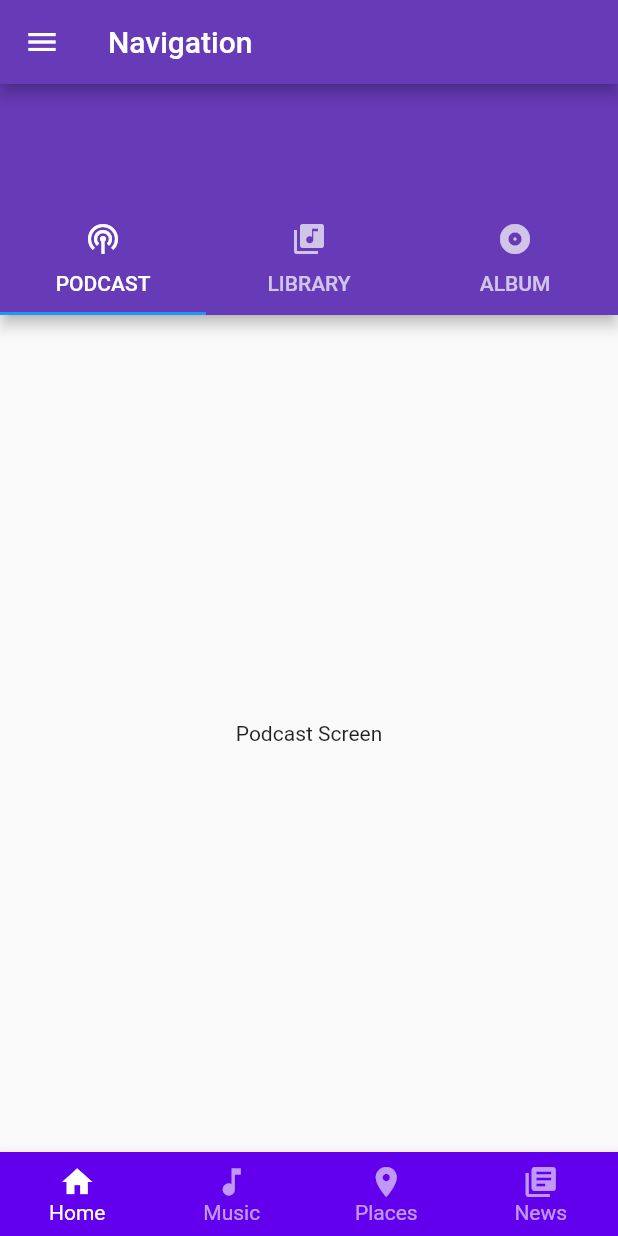
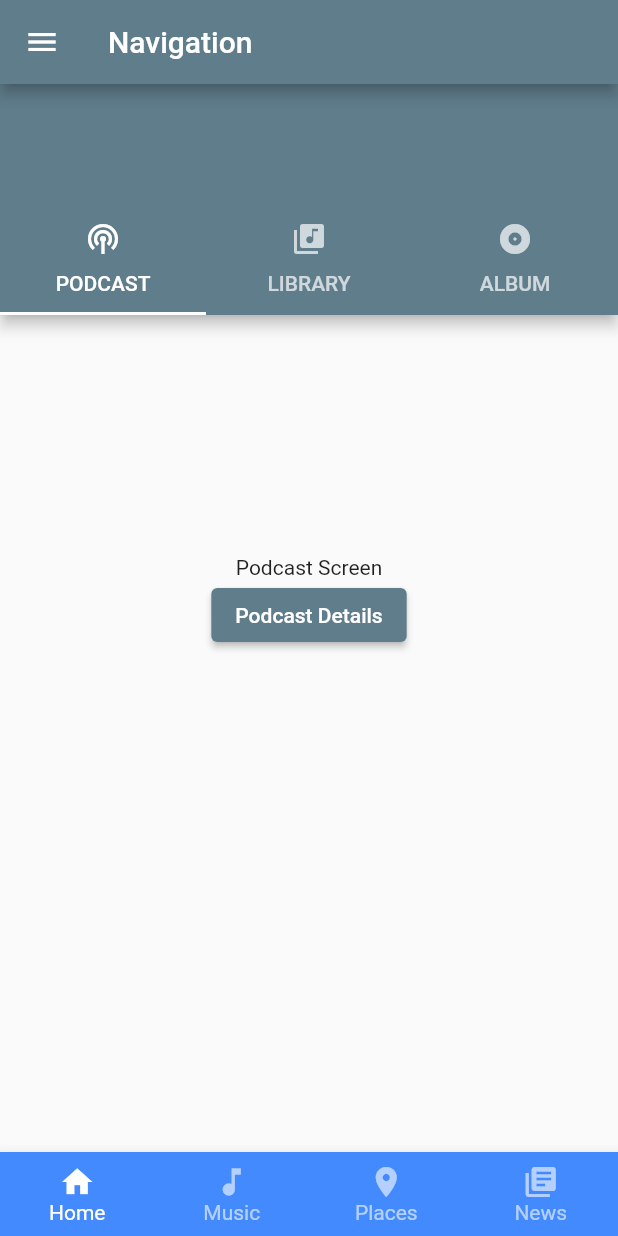
Before and after one commit to seen2/flutter_todo, a Flutter app: the screen it shows after launch, on a phone screen of 412 x 824 dp. Run offline on Flutter 3.47's test engine with Material 2 defaults, Android fonts, the phone set to English and light mode, and no system bars.

Commit message:
Stack Top Bottom Tab Drawer NAvigation

```diff
--- a/lib/main.dart
+++ b/lib/main.dart
@@ -1,5 +1,7 @@
 import 'package:flutter/material.dart';
 import 'package:todo/screens/HomeScreen.dart';
+import 'package:todo/screens/PodcastDetailsScreen.dart';
+import 'package:todo/util/AppRoutes.dart';
 
 main(List<String> args) {
   runApp(MyApp());
@@ -11,7 +13,13 @@ class MyApp extends StatelessWidget {
   @override
   Widget build(BuildContext context) {
     return MaterialApp(
-      home: Material(child: HomeScreen()),
+      theme: ThemeData(primarySwatch: Colors.blueGrey),
+      debugShowCheckedModeBanner: false,
+      initialRoute: AppRoutes.homeRoute,
+      routes: {
+        AppRoutes.homeRoute: (context) => HomeScreen(),
+        AppRoutes.podcastDetailsRoute: (context) => PodcastDetailsScreen()
+      },
     );
   }
 }
--- a/lib/screens/HomeScreen.dart
+++ b/lib/screens/HomeScreen.dart
@@ -37,16 +37,16 @@ class _HomeScreenState extends State<HomeScreen> {
 
   @override
   Widget build(BuildContext context) {
-    return DefaultTabController(
+    return Material(
+      child: DefaultTabController(
         length: 3,
         child: Scaffold(
             appBar: AppBar(
-            backgroundColor: Colors.deepPurple,
               title: Text("Navigation"),
             ),
             drawer: Drawer(
               child: Container(
-              color: Colors.deepPurple,
+                color: Colors.cyan,
               ),
             ),
             body: Center(
@@ -54,7 +54,7 @@ class _HomeScreenState extends State<HomeScreen> {
             ),
             bottomNavigationBar: BottomNavigationBar(
               type: BottomNavigationBarType.fixed,
-            backgroundColor: Color(0xFF6200EE),
+              backgroundColor: Colors.blueAccent,
               selectedItemColor: Colors.white,
               unselectedItemColor: Colors.white.withOpacity(.60),
               selectedFontSize: 14,
@@ -80,6 +80,7 @@ class _HomeScreenState extends State<HomeScreen> {
               currentIndex: _selectedIndex,
               onTap: _onItemTapped,
             )),
+      ),
     );
   }
 }
--- /dev/null
+++ b/lib/screens/PodcastDetailsScreen.dart
@@ -0,0 +1,19 @@
+import 'package:flutter/material.dart';
+
+class PodcastDetailsScreen extends StatelessWidget {
+  const PodcastDetailsScreen({Key? key}) : super(key: key);
+
+  @override
+  Widget build(BuildContext context) {
+    return Material(
+      child: Scaffold(
+        appBar: AppBar(),
+        body: Center(
+          child: Container(
+            child: Text("Podcast Detail Screen"),
+          ),
+        ),
+      ),
+    );
+  }
+}
--- a/lib/screens/topTabScreens/IndexTopTab.dart
+++ b/lib/screens/topTabScreens/IndexTopTab.dart
@@ -14,7 +14,6 @@ class IndexTopTab extends StatelessWidget {
         child: Scaffold(
           body: Scaffold(
             appBar: AppBar(
-                backgroundColor: Colors.deepPurple,
                 toolbarHeight: 80,
                 bottom: TabBar(
                   tabs: [
--- a/lib/screens/topTabScreens/PodcastScreen.dart
+++ b/lib/screens/topTabScreens/PodcastScreen.dart
@@ -1,14 +1,22 @@
 import 'package:flutter/material.dart';
+import 'package:todo/util/AppRoutes.dart';
 
 class PodcastScreen extends StatelessWidget {
   const PodcastScreen({Key? key}) : super(key: key);
 
   @override
   Widget build(BuildContext context) {
-    return Container(
-      child: Center(
-        child: Text("Podcast Screen"),
-      ),
+    return Column(
+      children: [
+        SizedBox(
+          height: 160,
+        ),
+        Text("Podcast Screen"),
+        ElevatedButton(
+            onPressed: () =>
+                Navigator.pushNamed(context, AppRoutes.podcastDetailsRoute),
+            child: Text("Podcast Details"))
+      ],
     );
   }
 }
--- /dev/null
+++ b/lib/util/AppRoutes.dart
@@ -0,0 +1,4 @@
+class AppRoutes {
+  static final String podcastDetailsRoute = "/podcastDetails";
+  static final String homeRoute = "/";
+}
```
Lines whose indentation alone changed are shown as unchanged.
